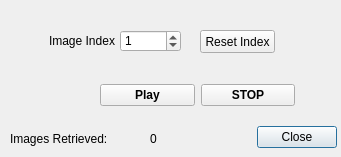
Above: QDialog_ImageNavigation.ui from JohnStranzl/GRIME-AI before the change. Below: the same form after it.
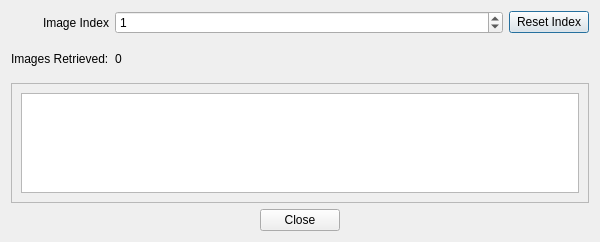
That is the form after the change.

```diff
--- a/QDialog_ImageNavigation.ui
+++ b/QDialog_ImageNavigation.ui
@@ -6,41 +6,18 @@
    <rect>
     <x>0</x>
     <y>0</y>
-    <width>341</width>
-    <height>157</height>
+    <width>600</width>
+    <height>242</height>
    </rect>
   </property>
   <property name="windowTitle">
    <string>Image Navigation</string>
   </property>
-  <widget class="QDialogButtonBox" name="buttonBox">
-   <property name="geometry">
-    <rect>
-     <x>256</x>
-     <y>121</y>
-     <width>81</width>
-     <height>32</height>
-    </rect>
-   </property>
-   <property name="orientation">
-    <enum>Qt::Horizontal</enum>
-   </property>
-   <property name="standardButtons">
-    <set>QDialogButtonBox::Close</set>
-   </property>
-   <property name="centerButtons">
-    <bool>true</bool>
-   </property>
-  </widget>
-  <widget class="QLabel" name="labelCannyHighThreshold">
-   <property name="geometry">
-    <rect>
-     <x>44</x>
-     <y>33</y>
-     <width>71</width>
-     <height>16</height>
-    </rect>
-   </property>
+  <layout class="QVBoxLayout" name="verticalLayout">
+   <item>
+    <layout class="QGridLayout" name="gridLayoutControls">
+     <item row="0" column="0">
+      <widget class="QLabel" name="labelImageIndex">
    <property name="text">
     <string>Image Index</string>
    </property>
@@ -48,14 +25,14 @@
     <set>Qt::AlignRight|Qt::AlignTrailing|Qt::AlignVCenter</set>
    </property>
   </widget>
+     </item>
+     <item row="0" column="1">
   <widget class="QSpinBox" name="spinBoxImageIndex">
-   <property name="geometry">
-    <rect>
-     <x>120</x>
-     <y>30</y>
-     <width>61</width>
-     <height>22</height>
-    </rect>
+       <property name="sizePolicy">
+        <sizepolicy hsizetype="Expanding" vsizetype="Fixed">
+         <horstretch>1</horstretch>
+         <verstretch>0</verstretch>
+        </sizepolicy>
    </property>
    <property name="maximum">
     <number>1000000000</number>
@@ -64,28 +41,23 @@
     <number>1</number>
    </property>
   </widget>
+     </item>
+     <item row="0" column="2">
   <widget class="QPushButton" name="pushButtonResetImageIndex">
-   <property name="geometry">
-    <rect>
-     <x>200</x>
-     <y>30</y>
-     <width>75</width>
-     <height>23</height>
-    </rect>
-   </property>
    <property name="text">
     <string>Reset Index</string>
    </property>
   </widget>
+     </item>
+     <item row="1" column="0">
+      <widget class="QLabel" name="labelImageCount">
+       <property name="text">
+        <string>Images Retrieved:</string>
+       </property>
+      </widget>
+     </item>
+     <item row="1" column="1" colspan="2">
   <widget class="QLabel" name="labelImageCountNumber">
-   <property name="geometry">
-    <rect>
-     <x>150</x>
-     <y>127</y>
-     <width>50</width>
-     <height>24</height>
-    </rect>
-   </property>
    <property name="minimumSize">
     <size>
      <width>50</width>
@@ -99,63 +71,82 @@
     <set>Qt::AlignLeading|Qt::AlignLeft|Qt::AlignVCenter</set>
    </property>
   </widget>
-  <widget class="QLabel" name="labelImageCount">
-   <property name="geometry">
-    <rect>
-     <x>10</x>
-     <y>127</y>
-     <width>121</width>
-     <height>24</height>
-    </rect>
-   </property>
-   <property name="text">
-    <string>Images Retrieved:</string>
-   </property>
-  </widget>
-  <widget class="QWidget" name="layoutWidget">
+     </item>
+    </layout>
+   </item>
+   <item>
+    <widget class="QScrollArea" name="scrollAreaFilmstrip">
+     <property name="minimumSize">
+      <size>
+       <width>0</width>
+       <height>120</height>
+      </size>
+     </property>
+     <property name="maximumSize">
+      <size>
+       <width>16777215</width>
+       <height>120</height>
+      </size>
+     </property>
+     <property name="verticalScrollBarPolicy">
+      <enum>Qt::ScrollBarAlwaysOff</enum>
+     </property>
+     <property name="widgetResizable">
+      <bool>true</bool>
+     </property>
+     <widget class="QWidget" name="scrollAreaWidgetContents">
    <property name="geometry">
     <rect>
-     <x>100</x>
-     <y>80</y>
-     <width>195</width>
-     <height>30</height>
-    </rect>
-   </property>
-   <layout class="QHBoxLayout" name="horizontalLayout_5">
+        <x>0</x>
+        <y>0</y>
+        <width>576</width>
+        <height>118</height>
+       </rect>
+      </property>
+      <layout class="QVBoxLayout" name="verticalLayoutScrollContents">
     <item>
-     <widget class="QPushButton" name="pushButtonPlay">
-      <property name="font">
-       <font>
-        <weight>75</weight>
-        <bold>true</bold>
-       </font>
-      </property>
-      <property name="autoFillBackground">
-       <bool>true</bool>
-      </property>
-      <property name="text">
-       <string>Play</string>
-      </property>
-     </widget>
-    </item>
+        <widget class="QListWidget" name="listWidgetFilmstrip">
+         <property name="verticalScrollBarPolicy">
+          <enum>Qt::ScrollBarAlwaysOff</enum>
+         </property>
+         <property name="horizontalScrollBarPolicy">
+          <enum>Qt::ScrollBarAsNeeded</enum>
+         </property>
+         <property name="iconSize">
+          <size>
+           <width>100</width>
+           <height>100</height>
+          </size>
+         </property>
+         <property name="flow">
+          <enum>QListView::LeftToRight</enum>
+         </property>
+         <property name="spacing">
+          <number>5</number>
+         </property>
+         <property name="viewMode">
+          <enum>QListView::IconMode</enum>
+         </property>
+        </widget>
+       </item>
+      </layout>
+     </widget>
+    </widget>
+   </item>
     <item>
-     <widget class="QPushButton" name="pushButtonStop">
-      <property name="font">
-       <font>
-        <weight>75</weight>
-        <bold>true</bold>
-       </font>
-      </property>
-      <property name="autoFillBackground">
+    <widget class="QDialogButtonBox" name="buttonBox">
+     <property name="orientation">
+      <enum>Qt::Horizontal</enum>
+     </property>
+     <property name="standardButtons">
+      <set>QDialogButtonBox::Close</set>
+     </property>
+     <property name="centerButtons">
        <bool>true</bool>
       </property>
-      <property name="text">
-       <string>STOP</string>
-      </property>
      </widget>
     </item>
    </layout>
-  </widget>
  </widget>
  <resources/>
  <connections>
```
Left out of the diff: 16 changed lines with no effect on the pictures. Lines whose indentation alone changed are shown as unchanged.
